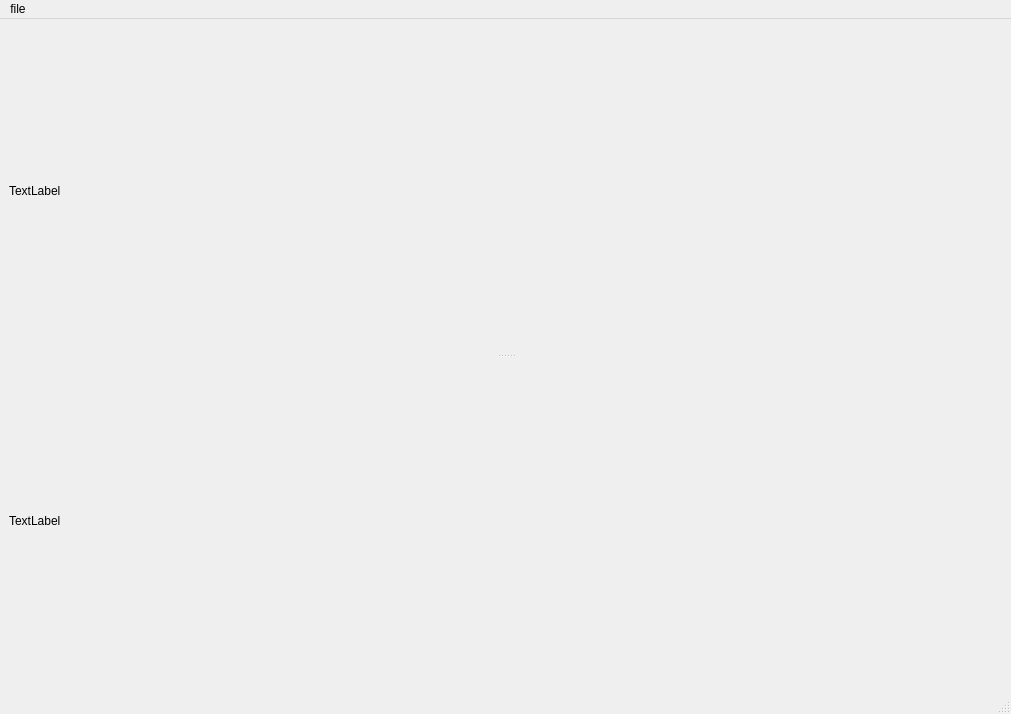
Qt form mainwindow.ui (werasaimon/IPhysicsSimulator3D) before a commit.
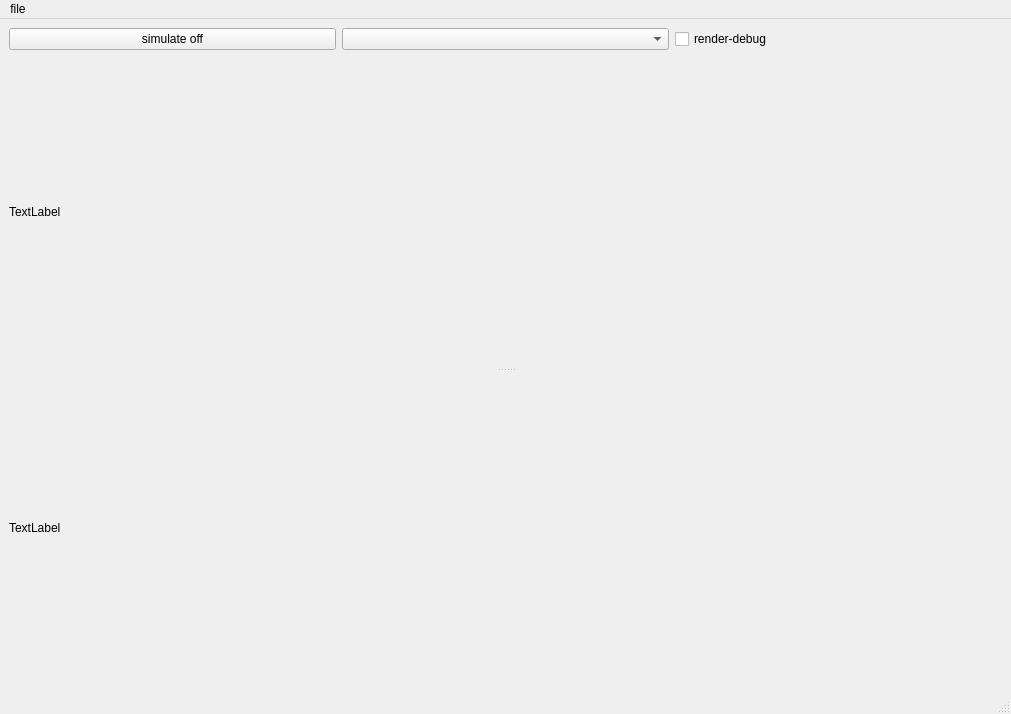
The same form after that commit. Custom widgets are drawn as their Qt base class.

Commit message: physics simulate quadrocopter [ver.0.1]

```diff
--- a/mainwindow.ui
+++ b/mainwindow.ui
@@ -16,6 +16,27 @@
   <widget class="QWidget" name="centralwidget">
    <layout class="QGridLayout" name="gridLayout">
     <item row="0" column="0">
+     <layout class="QHBoxLayout" name="horizontalLayout">
+      <item>
+       <widget class="QPushButton" name="pushButton_Simulate">
+        <property name="text">
+         <string>simulate off</string>
+        </property>
+       </widget>
+      </item>
+      <item>
+       <widget class="QComboBox" name="comboBox"/>
+      </item>
+      <item>
+       <widget class="QCheckBox" name="checkBox">
+        <property name="text">
+         <string>render-debug</string>
+        </property>
+       </widget>
+      </item>
+     </layout>
+    </item>
+    <item row="1" column="0">
      <widget class="QSplitter" name="splitter_2">
       <property name="orientation">
        <enum>Qt::Vertical</enum>
```
The commit also changes 12 other files.
